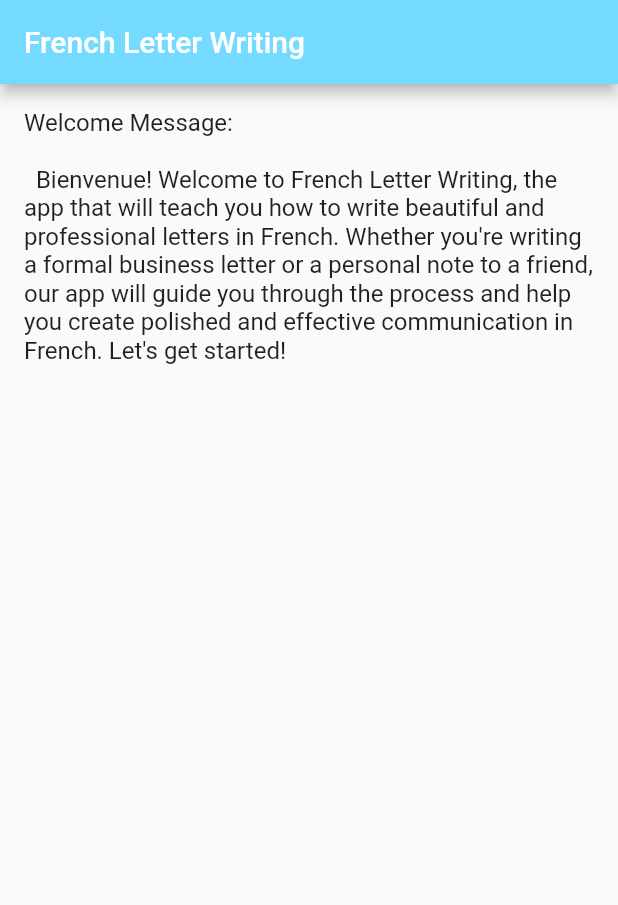
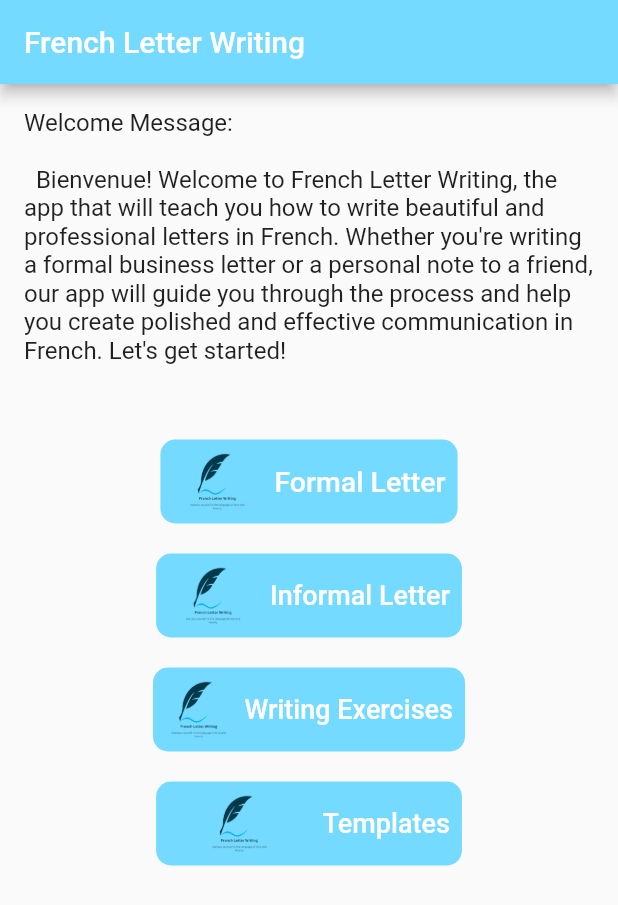
Before and after one commit to Bonnahjohn/french, a Flutter app: the screen it shows after launch, on a phone screen of 412 x 824 dp. Shown: the top 905 px of the screen. Run offline on Flutter 3.47's test engine with Material 2 defaults, Android fonts, the phone set to English and light mode, and no system bars.

Commit message:
home screen letter content is added to the screen

```diff
--- a/lib/main.dart
+++ b/lib/main.dart
@@ -38,8 +38,133 @@ class _MyAppState extends State<MyApp> {
                   style: TextStyle(fontSize: 16),
                 ),
                 SizedBox(
-                  height: 60,
+                  height: 50,
                 ),
+                //mmmmmmmmmmmmmmmmmmmmmmmm
+                //Formal letter button
+                //mmmmmmmmmmmmmmmmmmmmm
+                TextButton.icon(
+                    style: ButtonStyle(
+                        shape: MaterialStateProperty.all<OutlinedBorder>(
+                          RoundedRectangleBorder(
+                            borderRadius: BorderRadius.circular(10),
+                          ),
+                        ),
+                        backgroundColor: MaterialStatePropertyAll(
+                            Color.fromRGBO(117, 218, 255, 1))),
+                    onPressed: () {},
+                    icon: SizedBox(
+                      height: 40,
+                      width: 60,
+                      child: Image.asset('assets/images/splash.png',
+                          fit: BoxFit.contain),
+                    ),
+                    label: Text(
+                      'Formal Letter',
+                      style: TextStyle(fontSize: 19, color: Colors.white),
+                    )),
+                SizedBox(
+                  height: 20,
+                ),
+                //mmmmmmmmmmmmmmmmmmmmmmmm
+                //Informal letter button
+                //mmmmmmmmmmmmmmmmmmmmm
+                TextButton.icon(
+                  style: ButtonStyle(
+                    backgroundColor: MaterialStateProperty.all<Color>(
+                      Color.fromRGBO(117, 218, 255, 1),
+                    ),
+                    shape: MaterialStateProperty.all<OutlinedBorder>(
+                      RoundedRectangleBorder(
+                        borderRadius: BorderRadius.circular(10),
+                      ),
+                    ),
+                  ),
+                  onPressed: () {},
+                  icon: SizedBox(
+                    width: 60,
+                    height: 40,
+                    child: Image.asset(
+                      'assets/images/splash.png',
+                      fit: BoxFit.contain,
+                    ),
+                  ),
+                  label: Text(
+                    'Informal Letter',
+                    style: TextStyle(
+                      color: Colors.white,
+                      fontSize: 18,
+                    ),
+                  ),
+                ),
+                SizedBox(
+                  height: 20,
+                ),
+                //mmmmmmmmmmmmmmmmmmmmmmmm
+                //Writing Exercisesbutton
+                //mmmmmmmmmmmmmmmmmmmmm
+                TextButton.icon(
+                  style: ButtonStyle(
+                    backgroundColor: MaterialStateProperty.all<Color>(
+                      Color.fromRGBO(117, 218, 255, 1),
+                    ),
+                    shape: MaterialStateProperty.all<OutlinedBorder>(
+                      RoundedRectangleBorder(
+                        borderRadius: BorderRadius.circular(10),
+                      ),
+                    ),
+                  ),
+                  onPressed: () {},
+                  icon: SizedBox(
+                    width: 45,
+                    height: 40,
+                    child: Image.asset(
+                      'assets/images/splash.png',
+                      fit: BoxFit.contain,
+                    ),
+                  ),
+                  label: Text(
+                    'Writing Exercises',
+                    style: TextStyle(
+                      color: Colors.white,
+                      fontSize: 18,
+                    ),
+                  ),
+                ),
+                SizedBox(
+                  height: 20,
+                ),
+                //mmmmmmmmmmmmmmmmmmmmmmmm
+                //template button
+                //mmmmmmmmmmmmmmmmmmmmm
+                TextButton.icon(
+                  style: ButtonStyle(
+                    backgroundColor: MaterialStateProperty.all<Color>(
+                      Color.fromRGBO(117, 218, 255, 1),
+                    ),
+                    shape: MaterialStateProperty.all<OutlinedBorder>(
+                      RoundedRectangleBorder(
+                        borderRadius: BorderRadius.circular(10),
+                      ),
+                    ),
+                  ),
+                  onPressed: () {},
+                  icon: SizedBox(
+                    width: 95,
+                    height: 40,
+                    child: Image.asset(
+                      'assets/images/splash.png',
+                      fit: BoxFit.contain,
+                    ),
+                  ),
+                  label: Text(
+                    'Templates',
+                    style: TextStyle(
+                      color: Colors.white,
+                      fontSize: 18,
+                    ),
+                  ),
+                )
               ],
             ),
           ),
```
Also changed, not shown: assets/images/informal.png (added), assets/images/letter.png (added), assets/images/master.png (added).
